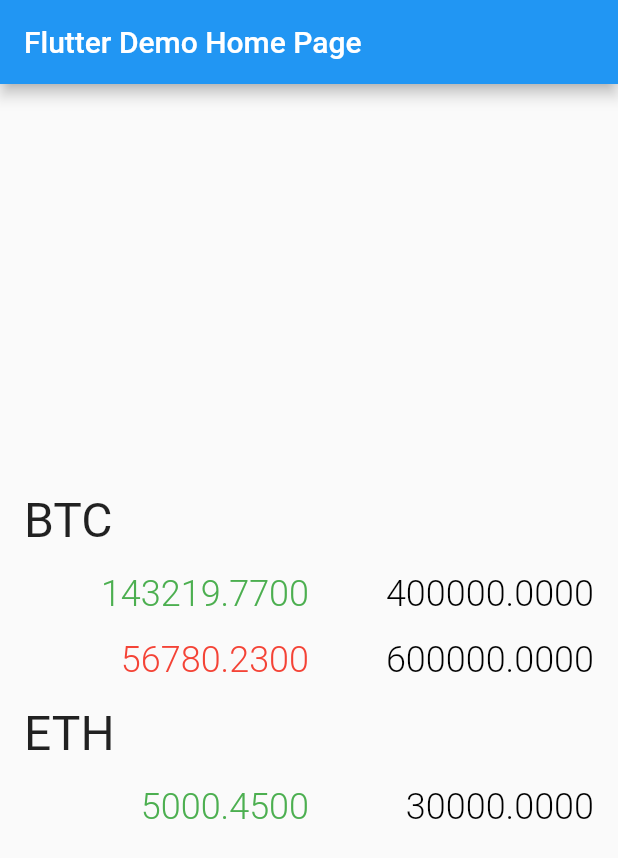
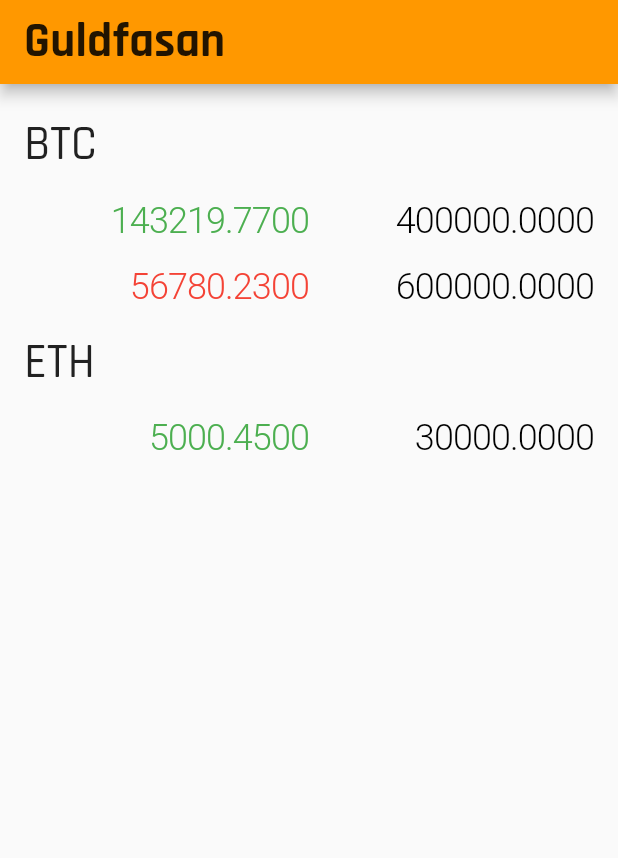
Before and after one commit to calbert1209/guldfasan, a Flutter app: the screen it shows after launch, on a phone screen of 412 x 824 dp. Shown: the top 858 px of the screen. Run offline on Flutter 3.47's test engine with Material 2 defaults, Android fonts, the phone set to English and light mode, and no system bars; our stand-ins replace google_fonts.

Commit message:
add GoogleFont package and use Rajdhani KoHo pair

```diff
--- a/lib/main.dart
+++ b/lib/main.dart
@@ -1,4 +1,5 @@
 import 'package:flutter/material.dart';
+import 'package:google_fonts/google_fonts.dart';
 import 'package:provider/provider.dart';
 import 'package:guldfasan/app_state.dart';
 import 'package:guldfasan/widgets/home_page.dart';
@@ -24,9 +25,9 @@ class MyApp extends StatelessWidget {
     return MaterialApp(
       title: 'Flutter Demo',
       theme: ThemeData(
-        primarySwatch: Colors.blue,
+        primarySwatch: Colors.orange,
       ),
-      home: HomePage(title: 'Flutter Demo Home Page'),
+      home: HomePage(title: 'Guldfasan'),
     );
   }
 }
--- a/lib/widgets/crypto_collection_display.dart
+++ b/lib/widgets/crypto_collection_display.dart
@@ -1,4 +1,5 @@
 import 'package:flutter/material.dart';
+import 'package:google_fonts/google_fonts.dart';
 import 'package:guldfasan/models/position.dart';
 
 class CryptoCollectionDisplay extends StatelessWidget {
@@ -18,7 +19,15 @@ class CryptoCollectionDisplay extends StatelessWidget {
           padding: const EdgeInsets.fromLTRB(16.0, 8.0, 8.0, 8.0),
           child: Row(
             children: [
-              Text(collection.symbol, style: TextStyle(fontSize: 32.0)),
+              Text(
+                collection.symbol,
+                style: GoogleFonts.rajdhani(
+                  textStyle: TextStyle(
+                    fontSize: 32.0,
+                    fontWeight: FontWeight.w500,
+                  ),
+                ),
+              ),
             ],
           ),
         ),
@@ -80,12 +89,13 @@ class FlexiblePriceCell extends StatelessWidget {
         child: Text(
           text,
           textAlign: TextAlign.right,
-        style: TextStyle(
+          style: GoogleFonts.koHo(
+            textStyle: TextStyle(
                 fontSize: 24.0,
                 fontWeight: FontWeight.w300,
                 color: color,
+                letterSpacing: -0.6),
           ),
-      ),
-    );
+        ));
   }
 }
--- a/lib/widgets/home_page.dart
+++ b/lib/widgets/home_page.dart
@@ -1,4 +1,5 @@
 import 'package:flutter/material.dart';
+import 'package:google_fonts/google_fonts.dart';
 import 'package:guldfasan/app_state.dart';
 import 'package:guldfasan/models/position.dart';
 import 'package:guldfasan/widgets/crypto_collection_display.dart';
@@ -15,11 +16,17 @@ class HomePage extends StatelessWidget {
     final Map<String, double> prices = {"BTC": 543219.77, "ETH": 35000.45};
     return Scaffold(
       appBar: AppBar(
-        title: Text(title),
+        title: Text(
+          title,
+          style: GoogleFonts.rajdhani(
+            textStyle: TextStyle(fontWeight: FontWeight.w700, fontSize: 32),
+          ),
+        ),
       ),
-      body: Center(
+      body: Padding(
+        padding: const EdgeInsets.only(top: 12.0),
         child: Column(
-          mainAxisAlignment: MainAxisAlignment.center,
+          mainAxisAlignment: MainAxisAlignment.start,
           crossAxisAlignment: CrossAxisAlignment.center,
           children:
               appState.portfolio.map((CryptoPositionCollection collection) {
--- a/pubspec.yaml
+++ b/pubspec.yaml
@@ -30,6 +30,7 @@ dependencies:
   cupertino_icons: ^1.0.2
   provider: ^5.0.0
   shared_preferences: ^2.0.5
+  google_fonts: ^2.1.0
 
 dev_dependencies:
   flutter_test:
```
Also changed, not shown: pubspec.lock. Lines whose indentation alone changed are shown as unchanged.
